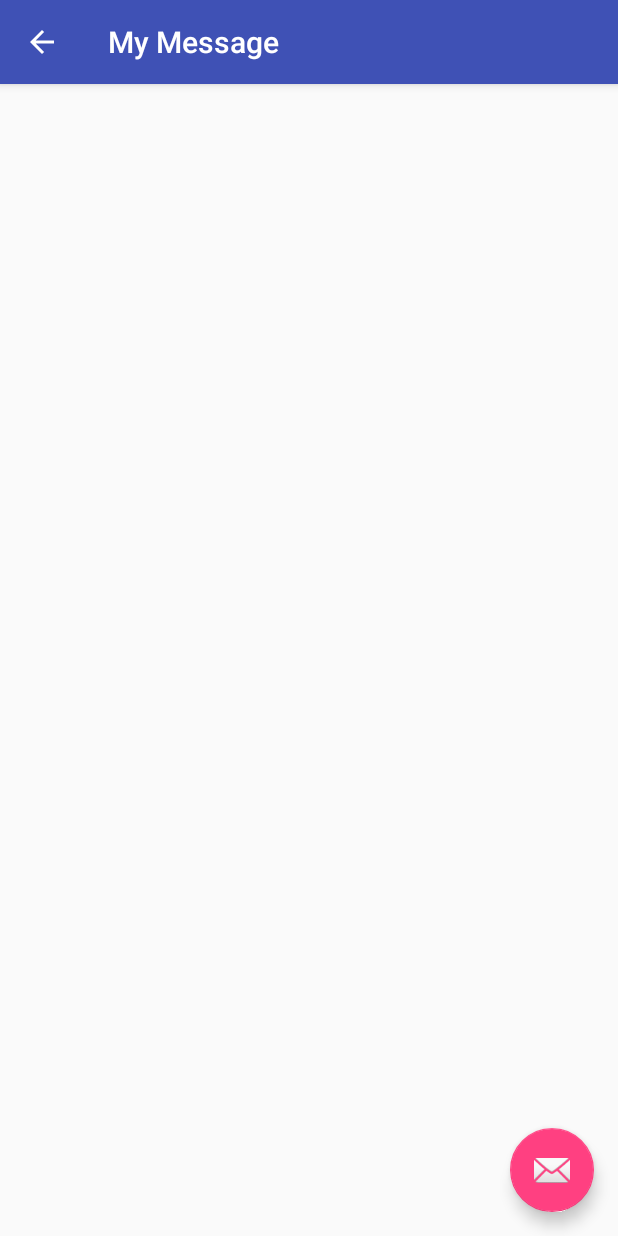
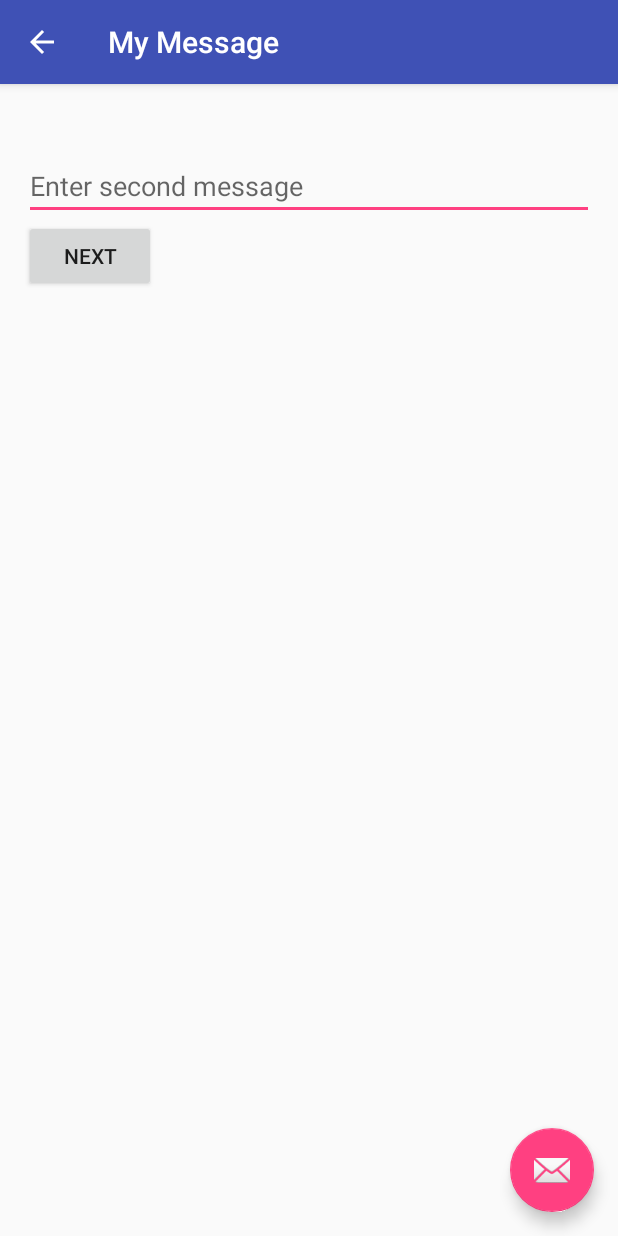
Before and after one commit to jricha22/JeffRichardsActivities, an Android app: the DisplayMessageActivity screen opened directly, with no data from a screen before it, on a phone screen of 412 x 824 dp. Run offline under Robolectric (Android 15) with nearby library versions, the phone set to English and light mode, and no system bars.

Commit message:
Modify display message to add GUI elements to layout xml, add edit text for second message and button with stub handler

```diff
--- a/app/src/main/java/edu/westga/cs6242/jeffrichardsactivities/DisplayMessageActivity.java
+++ b/app/src/main/java/edu/westga/cs6242/jeffrichardsactivities/DisplayMessageActivity.java
@@ -31,13 +31,11 @@ public class DisplayMessageActivity extends AppCompatActivity {
         {
             getSupportActionBar().setDisplayHomeAsUpEnabled(true);
         }
-        Intent intent = getIntent();
-        String message = intent.getStringExtra(MainActivity.EXTRA_MESSAGE);
-        TextView textView = new TextView(this);
-        textView.setTextSize(40);
-        textView.setText(message);
+        TextView msgText = (TextView)findViewById(R.id.lblFirstMessage);
+        msgText.setText(getIntent().getStringExtra(MainActivity.EXTRA_MESSAGE));
+    }
 
-        RelativeLayout layout = (RelativeLayout) findViewById(R.id.display_message_layout);
-        layout.addView(textView);
+    public void onNext(View view) {
+        //Do nothing
     }
 }
--- a/app/src/main/res/layout/content_display_message.xml
+++ b/app/src/main/res/layout/content_display_message.xml
@@ -13,4 +13,32 @@
     tools:showIn="@layout/activity_display_message"
     android:id="@+id/display_message_layout">
 
+    <LinearLayout
+        android:orientation="vertical"
+        android:layout_width="match_parent"
+        android:layout_height="match_parent">
+
+        <TextView
+            android:layout_width="fill_parent"
+            android:layout_height="wrap_content"
+            android:textAppearance="?android:attr/textAppearanceLarge"
+            android:text="Large Text"
+            android:id="@+id/lblFirstMessage"
+            android:layout_weight="0" />
+
+        <EditText
+            android:layout_width="match_parent"
+            android:layout_height="wrap_content"
+            android:id="@+id/txtSecondMessage"
+            android:layout_weight="0"
+            android:hint="@string/enter_second_message" />
+
+        <Button
+            android:layout_width="wrap_content"
+            android:layout_height="wrap_content"
+            android:text="@string/next"
+            android:id="@+id/btnNext"
+            android:layout_weight="0"
+            android:onClick="onNext" />
+    </LinearLayout>
 </RelativeLayout>
--- a/app/src/main/res/values/strings.xml
+++ b/app/src/main/res/values/strings.xml
@@ -4,4 +4,6 @@
     <string name="button_send">Send</string>
     <string name="action_settings">Settings</string>
     <string name="title_activity_display_message">My Message</string>
+    <string name="next">Next</string>
+    <string name="enter_second_message">Enter second message</string>
 </resources>
```
